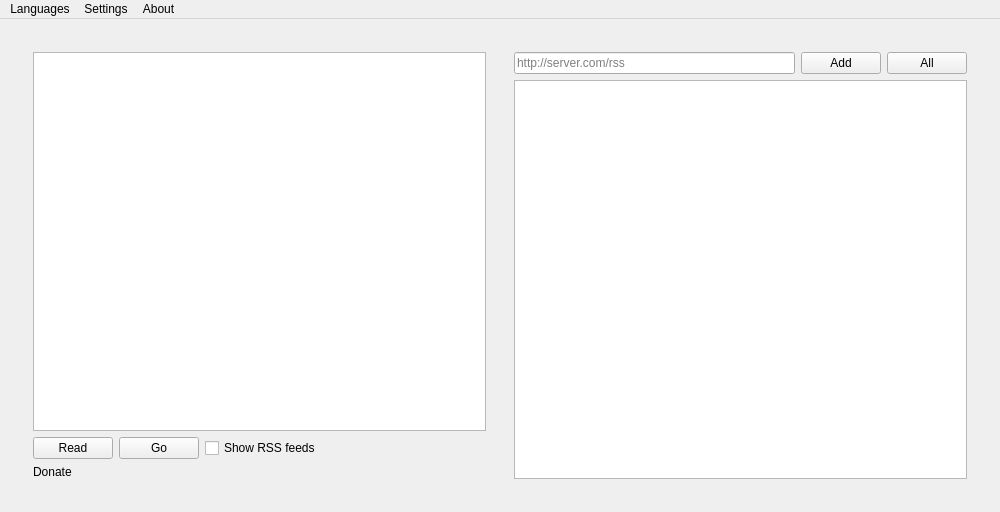
Before: the Qt Designer form mainwindow.ui in vanniktech/SpeedReader, drawn with Qt 5.
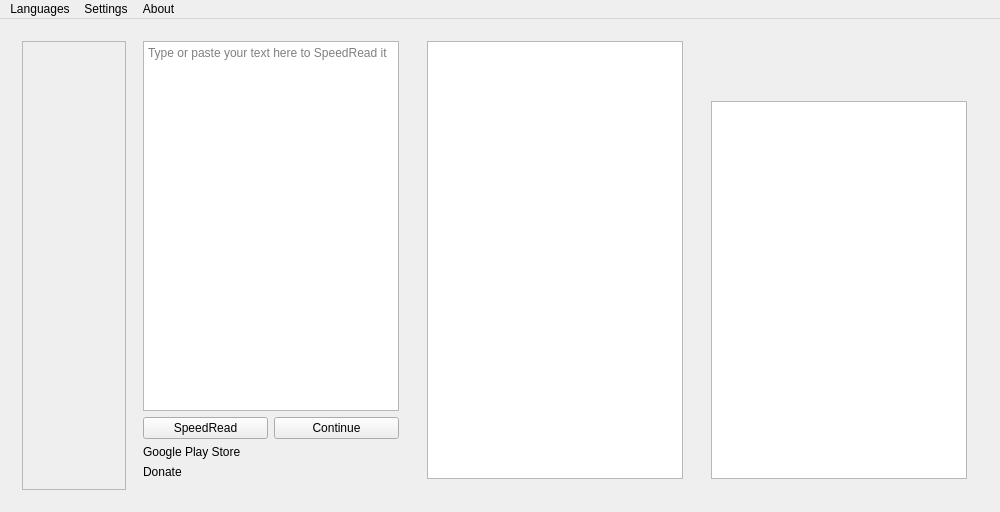
After: the same form once the commit is applied. Icons and pictures are not drawn.

The edit to the form file:
```diff
--- a/mainwindow.ui
+++ b/mainwindow.ui
@@ -39,44 +39,82 @@
        <number>0</number>
       </property>
       <widget class="QWidget" name="startPage">
-       <layout class="QHBoxLayout" name="horizontalLayout_2">
+       <layout class="QHBoxLayout" name="startPageLayout" stretch="1,2">
+        <item>
+         <layout class="QHBoxLayout" name="startPageWidget">
+          <item>
+           <widget class="QScrollArea" name="navigationDrawerScrollArea">
+            <property name="widgetResizable">
+             <bool>true</bool>
+            </property>
+            <widget class="QWidget" name="navigationDrawerScrollAreaWidget">
+             <property name="geometry">
+              <rect>
+               <x>0</x>
+               <y>0</y>
+               <width>120</width>
+               <height>449</height>
+              </rect>
+             </property>
+            </widget>
+           </widget>
+          </item>
         <item>
          <widget class="QWidget" name="pasteWidget" native="true">
-          <layout class="QVBoxLayout" name="verticalLayout">
+            <layout class="QVBoxLayout" name="pasteWidgetLayout">
+             <property name="topMargin">
+              <number>0</number>
+             </property>
            <item>
-            <widget class="QPlainTextEdit" name="plainTextEdit"/>
+              <widget class="QPlainTextEdit" name="plainTextEdit">
+               <property name="placeholderText" stdset="0">
+                <string>Type or paste your text here to SpeedRead it</string>
+               </property>
+              </widget>
            </item>
            <item>
             <layout class="QHBoxLayout" name="buttonLayout">
              <property name="sizeConstraint">
               <enum>QLayout::SetDefaultConstraint</enum>
              </property>
-             <property name="alignment">
-               <set>Qt::AlignLeft</set>
-             </property>
              <item>
-              <widget class="QPushButton" name="readButton">
-               <property name="text">
-                <string>Read</string>
-               </property>
-              </widget>
-             </item>
-             <item>
-              <widget class="QPushButton" name="goButton">
+                <widget class="QPushButton" name="speedreadButton">
+                 <property name="toolTip">
+                  <string>&lt;html&gt;&lt;head/&gt;&lt;body&gt;&lt;p&gt;Shortcut: S&lt;/p&gt;&lt;/body&gt;&lt;/html&gt;</string>
+                 </property>
                <property name="text">
-                <string>Go</string>
+                  <string>SpeedRead</string>
                </property>
               </widget>
              </item>
              <item>
-              <widget class="QCheckBox" name="showRSSCheckBox">
+                <widget class="QPushButton" name="continueButton">
+                 <property name="toolTip">
+                  <string>&lt;html&gt;&lt;head/&gt;&lt;body&gt;&lt;p&gt;Shortcut: C&lt;/p&gt;&lt;/body&gt;&lt;/html&gt;</string>
+                 </property>
                <property name="text">
-                <string>Show RSS feeds</string>
+                  <string>Continue</string>
                </property>
               </widget>
              </item>
             </layout>
            </item>
+             <item>
+              <widget class="QLabel" name="googlePlayStoreLabel">
+               <property name="text">
+                <string>Google Play Store</string>
+               </property>
+               <property name="textFormat">
+                <enum>Qt::RichText</enum>
+               </property>
+               <property name="wordWrap">
+                <bool>true</bool>
+               </property>
+               <property name="openExternalLinks">
+                <bool>true</bool>
+               </property>
+              </widget>
+             </item>
            <item>
             <widget class="QLabel" name="donateLabel">
              <property name="text">
@@ -98,43 +136,10 @@
         </item>
         <item>
          <widget class="QWidget" name="rssWidget" native="true">
-          <layout class="QVBoxLayout" name="verticalLayout_2">
-           <item>
-            <layout class="QHBoxLayout" name="horizontalLayout_3">
-             <item>
-              <widget class="QLineEdit" name="addRSSUrlLineEdit">
-               <property name="placeholderText">
-                <string>http://server.com/rss</string>
-               </property>
-              </widget>
-             </item>
-             <item>
-              <widget class="QPushButton" name="addRSSUrlButton">
-               <property name="text">
-                <string>Add</string>
-               </property>
-              </widget>
-             </item>
-             <item>
-              <widget class="QPushButton" name="refreshAllButton">
-               <property name="text">
-                <string>All</string>
-               </property>
-               <property name="icon">
-                <iconset resource="resources.qrc">
-                 <normaloff>:/images/refresh.png</normaloff>:/images/refresh.png</iconset>
-               </property>
-              </widget>
-             </item>
-            </layout>
-           </item>
-           <item>
-            <layout class="QHBoxLayout" name="checkBoxRSSLayout">
-              <property name="alignment">
-                <set>Qt::AlignLeft</set>
-              </property>
-            </layout>
-           </item>
+            <layout class="QVBoxLayout" name="rssWidgetLayout">
+             <property name="topMargin">
+              <number>0</number>
+             </property>
            <item>
             <widget class="QListWidget" name="rssListWidget">
              <property name="iconSize">
@@ -151,10 +156,37 @@
           </layout>
          </widget>
         </item>
-       </layout>
-      </widget>
-      <widget class="QWidget" name="readPage">
-       <layout class="QHBoxLayout" name="horizontalLayout_5">
+          <item>
+           <widget class="QWidget" name="statusWidget" native="true">
+            <layout class="QVBoxLayout" name="statusWidgetLayout">
+             <property name="topMargin">
+              <number>0</number>
+             </property>
+             <item>
+              <widget class="QLabel" name="segmentsStatusLabel"/>
+             </item>
+             <item>
+              <widget class="QLabel" name="stopWordsStatusLabel"/>
+             </item>
+             <item>
+              <widget class="QLabel" name="estimatedRemainingSpeedReadingTimeLabel"/>
+             </item>
+             <item>
+              <widget class="QTextEdit" name="textEdit">
+               <property name="readOnly">
+                <bool>true</bool>
+               </property>
+              </widget>
+             </item>
+            </layout>
+           </widget>
+          </item>
+         </layout>
+        </item>
+       </layout>
+      </widget>
+      <widget class="QWidget" name="speedreadPage">
+       <layout class="QHBoxLayout" name="speedreadPageLayout">
         <item>
          <widget class="QWidget" name="readWidget" native="true">
           <layout class="QVBoxLayout" name="verticalLayout_4">
@@ -199,40 +231,6 @@
           </layout>
          </widget>
         </item>
-        <item>
-         <widget class="QWidget" name="statusWidget" native="true">
-          <layout class="QVBoxLayout" name="verticalLayout_3">
-           <item>
-            <widget class="QLabel" name="segmentsStatusLabel">
-             <property name="text">
-              <string/>
-             </property>
-            </widget>
-           </item>
-           <item>
-            <widget class="QLabel" name="stopWordsStatusLabel">
-             <property name="text">
-              <string/>
-             </property>
-            </widget>
-           </item>
-           <item>
-            <widget class="QLabel" name="estimatedRemainingReadingTimeLabel">
-             <property name="text">
-              <string/>
-             </property>
-            </widget>
-           </item>
-           <item>
-            <widget class="QTextEdit" name="textEdit">
-             <property name="readOnly">
-              <bool>true</bool>
-             </property>
-            </widget>
-           </item>
-          </layout>
-         </widget>
-        </item>
        </layout>
       </widget>
      </widget>
```
Left out of the diff: 24 changed lines with no effect on the pictures. Lines whose indentation alone changed are shown as unchanged.
